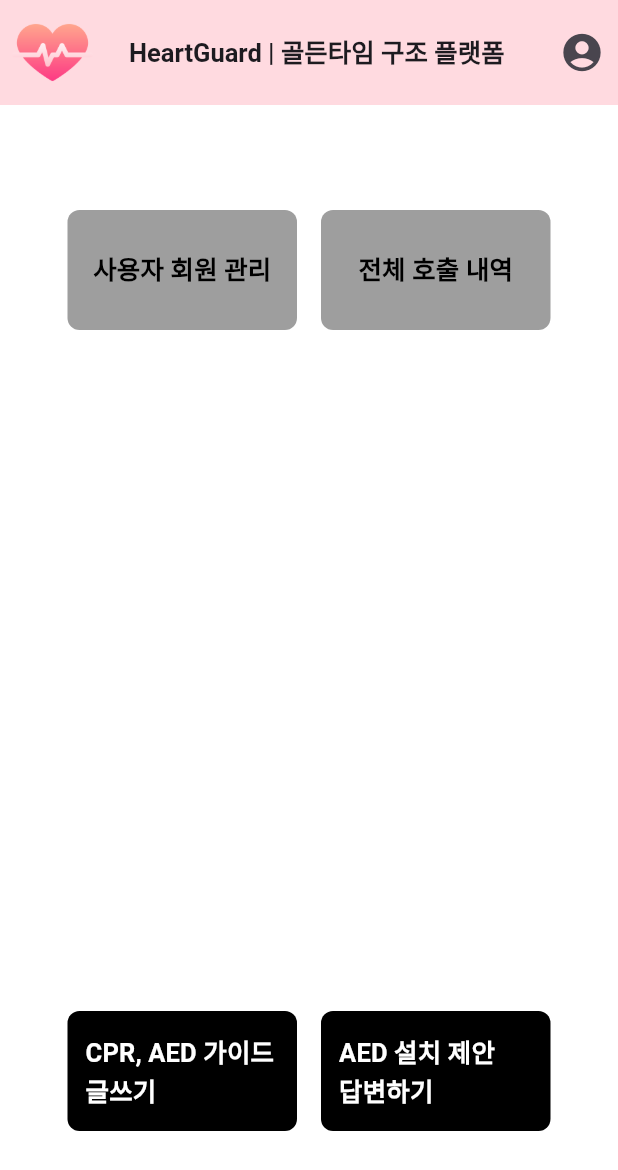
After one commit to minwoo817/heartguard_project_app, a Flutter app: the AdminHome screen opened directly, on a phone screen of 412 x 824 dp. The commit adds this screen. Shown: the top 1170 px of the screen. Run offline on Flutter 3.47's test engine with Material 3 defaults, Android fonts, the phone set to English and light mode, and no system bars; our stand-ins replace dio, geolocator, permission_handler; missing offline and left inert: flutter_naver_map, get_phone_number.

Commit message:
05/02 feat 전은서 관리자 홈화면, 병원 헤더 생성

```diff
--- /dev/null
+++ b/lib/HeartGuard/layout/adminhome.dart
@@ -0,0 +1,138 @@
+import 'package:flutter/material.dart';
+import 'package:heartguard_project_app/HeartGuard/layout/myappbar.dart';
+
+class AdminHome extends StatefulWidget{
+  @override
+  State<StatefulWidget> createState() {
+    return _AdminHomeState();
+  }
+}
+
+class _AdminHomeState extends State<AdminHome>{
+  @override
+  Widget build(BuildContext context) {
+    return Scaffold(
+      appBar: MyAppBar(),
+      body: LayoutBuilder(
+        builder: (context, constraints) {
+          return SingleChildScrollView(
+            child: ConstrainedBox(
+              constraints: BoxConstraints(minHeight: constraints.maxHeight),
+              child: Padding(
+                padding: const EdgeInsets.symmetric(vertical: 70.0, horizontal: 45.0),
+                child: Column(
+                  mainAxisAlignment: MainAxisAlignment.spaceBetween,
+                  children: [
+                    // CPR, AED 가이드 / AED 설치 제안
+                    Row(
+                      children: [
+                        Expanded(
+                          child: SizedBox(
+                            height: 80,
+                            child: TextButton(
+                              onPressed: () => Navigator.pushNamed(context, "/"),
+                              style: TextButton.styleFrom(
+                                backgroundColor: Colors.grey,
+                                foregroundColor: Colors.black,
+                                shape: RoundedRectangleBorder(
+                                    borderRadius: BorderRadius.circular(8)
+                                ),
+                              ),
+                              child: Text("사용자 회원 관리",
+                                style: TextStyle(
+                                  fontSize: 17,
+                                  fontWeight: FontWeight.w600,
+                                ),
+                              ),
+                            ),
+                          ),
+                        ),
+                        SizedBox(width: 16),
+                        Expanded(
+                          child: SizedBox(
+                            height: 80,
+                            child: TextButton(
+                              onPressed: () => Navigator.pushNamed(context, "/hlog"),
+                              style: TextButton.styleFrom(
+                                backgroundColor: Colors.grey,
+                                foregroundColor: Colors.black,
+                                shape: RoundedRectangleBorder(
+                                  borderRadius: BorderRadius.circular(8),
+                                ),
+                              ),
+                              child: Text("전체 호출 내역",
+                                style: TextStyle(
+                                  fontSize: 17,
+                                  fontWeight: FontWeight.w600,
+                                ),
+                              ),
+                            ),
+                          ),
+                        ),
+                      ],
+                    ),
+
+
+
+                    // CPR, AED 가이드 / AED 설치 제안
+                    Row(
+                      children: [
+                        Expanded(
+                          child: SizedBox(
+                            height: 80,
+                            child: TextButton(
+                              onPressed: () => Navigator.pushNamed(context, "/board"),
+                              style: TextButton.styleFrom(
+                                backgroundColor: Colors.black,
+                                foregroundColor: Colors.white,
+                                shape: RoundedRectangleBorder(
+                                    borderRadius: BorderRadius.circular(8)
+                                ),
+                              ),
+                              child: Text("CPR, AED 가이드 글쓰기",
+                                style: TextStyle(
+                                  fontSize: 17,
+                                  fontWeight: FontWeight.w600,
+                                ),
+                              ),
+                            ),
+                          ),
+                        ),
+                        SizedBox(width: 16),
+                        Expanded(
+                          child: SizedBox(
+                            height: 80,
+                            child: TextButton(
+                              onPressed: () => Navigator.pushNamed(context, "/board"),
+                              style: TextButton.styleFrom(
+                                backgroundColor: Colors.black,
+                                foregroundColor: Colors.white,
+                                shape: RoundedRectangleBorder(
+                                  borderRadius: BorderRadius.circular(8),
+                                ),
+                              ),
+                              child: Text("AED 설치 제안     답변하기",
+                                style: TextStyle(
+                                  fontSize: 17,
+                                  fontWeight: FontWeight.w600,
+                                ),
+                              ),
+                            ),
+                          ),
+                        ),
+                      ],
+                    ),
+
+
+
+                  ],
+                ),
+              ),
+            ),
+          );
+        },
+      ),
+      backgroundColor: Colors.white,
+    );
+  }
+}
--- a/lib/HeartGuard/main.dart
+++ b/lib/HeartGuard/main.dart
@@ -2,6 +2,7 @@ import 'package:flutter/cupertino.dart';
 import 'package:flutter/material.dart';
 import 'package:flutter_naver_map/flutter_naver_map.dart';
 import 'package:heartguard_project_app/HeartGuard/board/board.dart';
+import 'package:heartguard_project_app/HeartGuard/layout/adminhome.dart';
 import 'package:heartguard_project_app/HeartGuard/layout/home.dart';
 import 'package:heartguard_project_app/HeartGuard/map/mapview.dart';
 import 'package:heartguard_project_app/HeartGuard/user/login.dart';
@@ -33,6 +34,8 @@ class MyApp extends StatelessWidget {
         "/report" : (context) => Report(), // 신고(호출)하기
         "/mapview" : (context) => MapView(), // 지도
         "/board" : (context) => Board(), // 게시판
+        "/adminhome" : (context) => AdminHome(), // 관리자 홈화면
+
       }
     );
 
```
Also changed, not shown: lib/HeartGuard/layout/home.dart (+25 -0 lines), lib/HeartGuard/layout/hospitalmyappbar.dart (added, +48 -0 lines).
